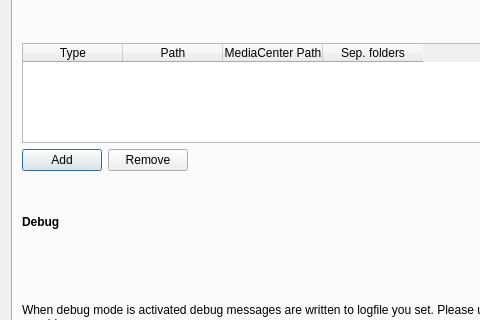
First picture: the form in settings/SettingsWidget.ui, repository Komet/MediaElch, before the edit; both pictures show x 0 to 480 and y 193 to 513 of the 973 by 805 pixel window.
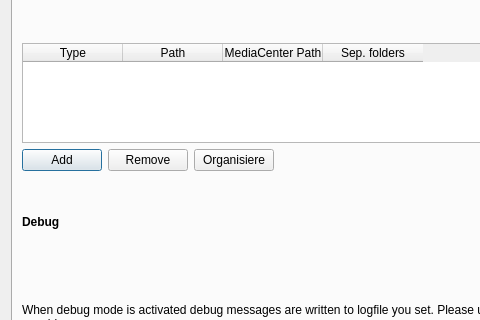
Second picture: the form after the edit. Icons and pictures are not drawn.

Commit message: added organize button

What changed in the file:
```diff
--- a/settings/SettingsWidget.ui
+++ b/settings/SettingsWidget.ui
@@ -160,6 +160,16 @@
            </property>
           </widget>
          </item>
+         <item>
+          <widget class="QPushButton" name="buttonMovieFilesToDirs">
+           <property name="toolTip">
+            <string>&lt;html&gt;&lt;head/&gt;&lt;body&gt;&lt;p&gt;Sort Movies Into Seperate Directories&lt;/p&gt;&lt;/body&gt;&lt;/html&gt;</string>
+           </property>
+           <property name="text">
+            <string>Organisiere</string>
+           </property>
+          </widget>
+         </item>
          <item>
           <spacer name="horizontalSpacer">
            <property name="orientation">
```
Left out of the diff: 6 changed lines with no effect on the pictures. The commit also changes 6 other files.
